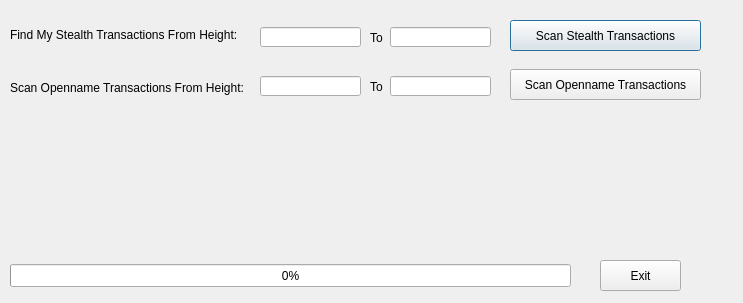
Above: src/qt/forms/debugdialog.ui from FeatherCoin/Feathercoin before the change. Below: the same form after it.
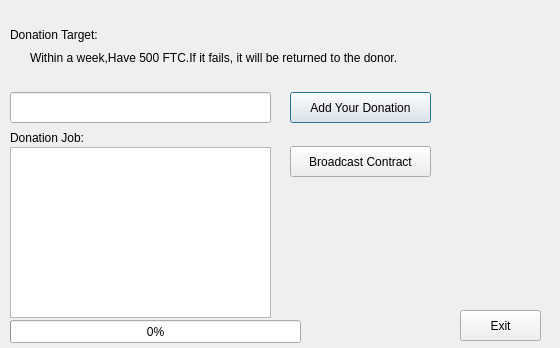
That is the form after the change. Icons and pictures are not drawn.

What changed in the file:
```diff
--- a/src/qt/forms/debugdialog.ui
+++ b/src/qt/forms/debugdialog.ui
@@ -6,8 +6,8 @@
    <rect>
     <x>0</x>
     <y>0</y>
-    <width>743</width>
-    <height>303</height>
+    <width>560</width>
+    <height>348</height>
    </rect>
   </property>
   <property name="windowTitle">
@@ -16,14 +16,14 @@
   <widget class="QPushButton" name="sxButton">
    <property name="geometry">
     <rect>
-     <x>510</x>
-     <y>20</y>
-     <width>191</width>
+     <x>290</x>
+     <y>92</y>
+     <width>141</width>
      <height>31</height>
     </rect>
    </property>
    <property name="text">
-    <string>Scan Stealth Transactions</string>
+    <string>Add Your Donation</string>
    </property>
    <property name="icon">
     <iconset>
@@ -46,40 +46,24 @@
     <bool>true</bool>
    </property>
   </widget>
-  <widget class="QLineEdit" name="addrEdit">
-   <property name="geometry">
-    <rect>
-     <x>260</x>
-     <y>27</y>
-     <width>101</width>
-     <height>20</height>
-    </rect>
-   </property>
-   <property name="toolTip">
-    <string>Block Number</string>
-   </property>
-   <property name="statusTip">
-    <string>Block Number</string>
-   </property>
-  </widget>
   <widget class="QLabel" name="label">
    <property name="geometry">
     <rect>
      <x>10</x>
      <y>27</y>
-     <width>251</width>
+     <width>151</width>
      <height>16</height>
     </rect>
    </property>
    <property name="text">
-    <string>Find My Stealth Transactions From Height:</string>
+    <string>Donation Target:</string>
    </property>
   </widget>
   <widget class="QPushButton" name="pushButton">
    <property name="geometry">
     <rect>
-     <x>600</x>
-     <y>260</y>
+     <x>460</x>
+     <y>310</y>
      <width>81</width>
      <height>31</height>
     </rect>
@@ -98,116 +82,12 @@
      <normaloff>:/icons/quit</normaloff>:/icons/quit</iconset>
    </property>
   </widget>
-  <widget class="QLabel" name="label_2">
-   <property name="geometry">
-    <rect>
-     <x>370</x>
-     <y>30</y>
-     <width>21</width>
-     <height>16</height>
-    </rect>
-   </property>
-   <property name="text">
-    <string>To</string>
-   </property>
-  </widget>
-  <widget class="QLineEdit" name="addrEdit2">
-   <property name="geometry">
-    <rect>
-     <x>390</x>
-     <y>27</y>
-     <width>101</width>
-     <height>20</height>
-    </rect>
-   </property>
-   <property name="toolTip">
-    <string>Block Number</string>
-   </property>
-   <property name="statusTip">
-    <string>Block Number</string>
-   </property>
-  </widget>
-  <widget class="QLabel" name="label_3">
-   <property name="geometry">
-    <rect>
-     <x>10</x>
-     <y>80</y>
-     <width>251</width>
-     <height>16</height>
-    </rect>
-   </property>
-   <property name="text">
-    <string>Scan Openname Transactions From Height:</string>
-   </property>
-  </widget>
-  <widget class="QLineEdit" name="addrEdit3">
-   <property name="geometry">
-    <rect>
-     <x>260</x>
-     <y>76</y>
-     <width>101</width>
-     <height>20</height>
-    </rect>
-   </property>
-   <property name="toolTip">
-    <string>Block Number</string>
-   </property>
-   <property name="statusTip">
-    <string>Block Number</string>
-   </property>
-  </widget>
-  <widget class="QLabel" name="label_4">
-   <property name="geometry">
-    <rect>
-     <x>370</x>
-     <y>79</y>
-     <width>21</width>
-     <height>16</height>
-    </rect>
-   </property>
-   <property name="text">
-    <string>To</string>
-   </property>
-  </widget>
-  <widget class="QLineEdit" name="addrEdit4">
-   <property name="geometry">
-    <rect>
-     <x>390</x>
-     <y>76</y>
-     <width>101</width>
-     <height>20</height>
-    </rect>
-   </property>
-   <property name="toolTip">
-    <string>Block Number</string>
-   </property>
-   <property name="statusTip">
-    <string>Block Number</string>
-   </property>
-  </widget>
-  <widget class="QPushButton" name="nameButton">
-   <property name="geometry">
-    <rect>
-     <x>510</x>
-     <y>69</y>
-     <width>191</width>
-     <height>31</height>
-    </rect>
-   </property>
-   <property name="text">
-    <string>Scan Openname Transactions</string>
-   </property>
-   <property name="icon">
-    <iconset resource="../bitcoin.qrc">
-     <normaloff>:/icons/openname</normaloff>:/icons/openname</iconset>
-   </property>
-  </widget>
   <widget class="QProgressBar" name="progressBar">
    <property name="geometry">
     <rect>
      <x>10</x>
-     <y>264</y>
-     <width>561</width>
+     <y>320</y>
+     <width>291</width>
      <height>23</height>
     </rect>
    </property>
@@ -215,6 +95,69 @@
     <number>0</number>
    </property>
   </widget>
+  <widget class="QLabel" name="label_3">
+   <property name="geometry">
+    <rect>
+     <x>30</x>
+     <y>50</y>
+     <width>451</width>
+     <height>16</height>
+    </rect>
+   </property>
+   <property name="text">
+    <string>Within a week,Have 500 FTC.If it fails, it will be returned to the donor.</string>
+   </property>
+  </widget>
+  <widget class="QListView" name="listView">
+   <property name="geometry">
+    <rect>
+     <x>10</x>
+     <y>147</y>
+     <width>261</width>
+     <height>171</height>
+    </rect>
+   </property>
+  </widget>
+  <widget class="QLineEdit" name="lineEdit">
+   <property name="geometry">
+    <rect>
+     <x>10</x>
+     <y>92</y>
+     <width>261</width>
+     <height>31</height>
+    </rect>
+   </property>
+  </widget>
+  <widget class="QPushButton" name="BroadcastBtn">
+   <property name="geometry">
+    <rect>
+     <x>290</x>
+     <y>146</y>
+     <width>141</width>
+     <height>31</height>
+    </rect>
+   </property>
+   <property name="text">
+    <string>Broadcast Contract</string>
+   </property>
+   <property name="icon">
+    <iconset resource="../bitcoin.qrc">
+     <normaloff>:/icons/transaction_5</normaloff>:/icons/transaction_5</iconset>
+   </property>
+  </widget>
+  <widget class="QLabel" name="label_2">
+   <property name="geometry">
+    <rect>
+     <x>10</x>
+     <y>130</y>
+     <width>151</width>
+     <height>16</height>
+    </rect>
+   </property>
+   <property name="text">
+    <string>Donation Job:</string>
+   </property>
+  </widget>
  </widget>
  <resources>
   <include location="../bitcoin.qrc"/>
```
Left out of the diff: 8 changed lines with no effect on the pictures.
